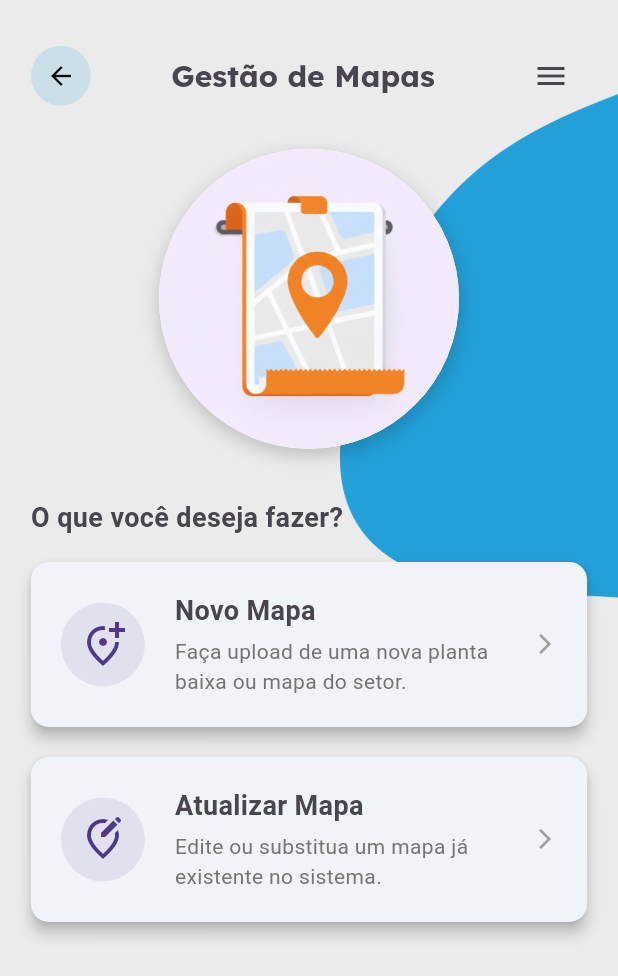
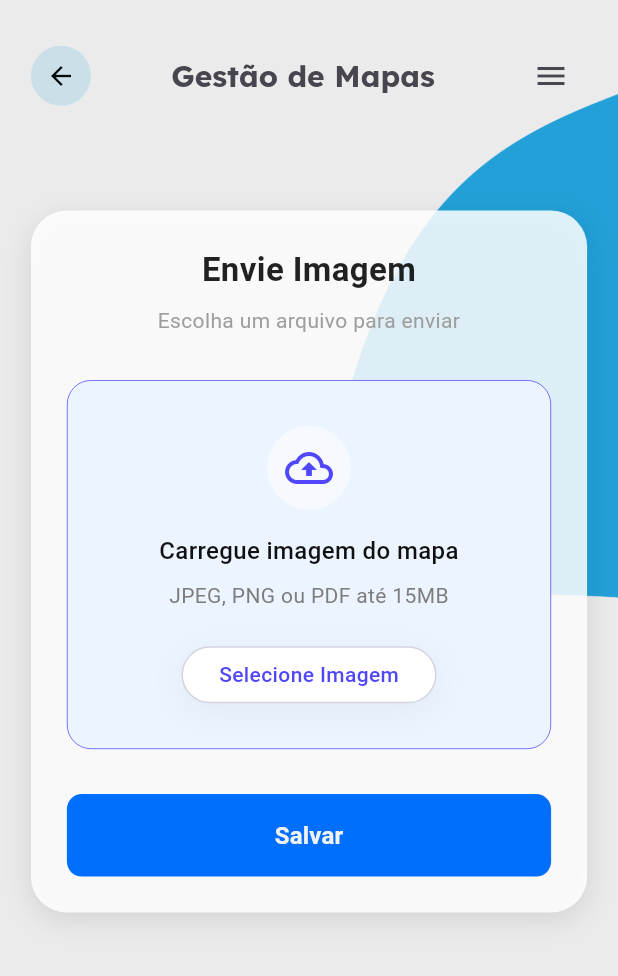
Before and after one commit to JonasNogueiraS/vektorIF, a Flutter app: the MapRegister screen opened by its route, after a tap on "Novo Mapa", on a phone screen of 412 x 824 dp. Shown: the top 976 px of the screen. Run offline on Flutter 3.47's test engine with Material 3 defaults, Android fonts, the phone set to English and light mode, and no system bars; our stand-ins replace google_fonts.

Commit message:
feat: adicionar tela de upload de mapa e integrar navegação

```diff
--- a/lib/main.dart
+++ b/lib/main.dart
@@ -2,6 +2,7 @@ import 'package:flutter/material.dart';
 import 'package:vektor_if/core/themes/app_theme.dart';
 import 'package:vektor_if/screens/collaborators/collaborators_register.dart';
 import 'package:vektor_if/screens/map/map_register.dart';
+import 'package:vektor_if/screens/map/upload_map.dart';
 import 'package:vektor_if/screens/menagement/management.dart';
 import 'package:vektor_if/screens/primary/enter_app.dart';
 import 'package:vektor_if/screens/home/home_map.dart';
@@ -31,6 +32,7 @@ class VektorApp extends StatelessWidget {
         '/sectors-register': (context) => const SectorRegisterScreen(),
         '/collaborators-register': (context) => const CollaboratorsRegister(),
         '/map-register': (context) => const MapRegister(),
+        '/upload-map': (context) => const UploadMapScreen(),
       },
     );
   }
--- a/lib/screens/map/map_register.dart
+++ b/lib/screens/map/map_register.dart
@@ -99,6 +99,7 @@ class MapRegister extends StatelessWidget {
                           "Faça upload de uma nova planta baixa ou mapa do setor.",
                       icon: Icons.add_location_alt_outlined,
                       onTap: () {
+                        Navigator.pushNamed(context, '/upload-map');
                       },
                     ),
 
--- /dev/null
+++ b/lib/screens/map/upload_map.dart
@@ -0,0 +1,118 @@
+import 'package:flutter/material.dart';
+import 'package:vektor_if/core/themes/app_theme.dart';
+import 'package:vektor_if/core/themes/size_extensions.dart';
+import 'package:vektor_if/core/widgets/background_image.dart';
+import 'package:vektor_if/core/widgets/buttom_generic.dart';
+import 'package:vektor_if/core/widgets/custom_back_button.dart';
+import 'package:vektor_if/screens/map/widget/upload_section.dart';
+
+class UploadMapScreen extends StatelessWidget {
+  const UploadMapScreen({super.key});
+
+  @override
+  Widget build(BuildContext context) {
+    return Scaffold(
+      backgroundColor: AppTheme.colorBackground,
+      body: Stack(
+        children: [
+          const BackgroundImage(),
+          SafeArea(
+            child: SingleChildScrollView(
+              child: Padding(
+                padding: EdgeInsets.symmetric(
+                  horizontal: context.percentWidth(0.05),
+                  vertical: context.percentHeight(0.02),
+                ),
+                child: Column(
+                  crossAxisAlignment: CrossAxisAlignment.stretch,
+                  children: [
+                    const SizedBox(height: 10),
+
+                    // HEADER
+                    Row(
+                      mainAxisAlignment: MainAxisAlignment.spaceBetween,
+                      children: [
+                        const CustomBackButtom(),
+                        Text(
+                          "Gestão de Mapas",
+                          style: Theme.of(context).textTheme.headlineSmall?.copyWith(
+                                fontSize: 20,
+                                fontWeight: FontWeight.bold,
+                                color: const Color(0xff49454F),
+                              ),
+                        ),
+                        IconButton(
+                          onPressed: () {},
+                          icon: const Icon(Icons.menu, color: Color(0xff49454F)),
+                        ),
+                      ],
+                    ),
+
+                    SizedBox(height: context.percentHeight(0.08)),
+
+                    // CARD PRINCIPAL
+                    Container(
+                      padding: const EdgeInsets.all(24.0),
+                      decoration: BoxDecoration(
+                        color: Colors.white.withValues(alpha: 0.85),
+                        borderRadius: BorderRadius.circular(24),
+                        boxShadow: [
+                          BoxShadow(
+                            color: Colors.black.withValues(alpha: 0.1),
+                            blurRadius: 15,
+                            offset: const Offset(0, 5),
+                          ),
+                        ],
+                      ),
+                      child: Column(
+                        mainAxisSize: MainAxisSize.min,
+                        crossAxisAlignment: CrossAxisAlignment.stretch,
+                        children: [
+                          const Text(
+                            "Envie Imagem",
+                            textAlign: TextAlign.center,
+                            style: TextStyle(
+                              fontSize: 22,
+                              fontWeight: FontWeight.bold,
+                              color: Colors.black87,
+                            ),
+                          ),
+                          const SizedBox(height: 8),
+                          const Text(
+                            "Escolha um arquivo para enviar",
+                            textAlign: TextAlign.center,
+                            style: TextStyle(fontSize: 14, color: Colors.grey),
+                          ),
+
+                          const SizedBox(height: 30),
+
+                          // UTILIZAÇÃO DO COMPONENTE SEPARADO
+                          UploadSection(
+                            onTap: () {
+                              print("Lógica para abrir galeria");
+                            },
+                          ),
+
+                          const SizedBox(height: 30),
+
+                          // BOTÃO GENÉRICO
+                          ButtomGeneric(
+                            label: "Salvar",
+                            onPressed: () {
+                              // Lógica de salvar
+                            },
+                          ),
+                        ],
+                      ),
+                    ),
+                    const SizedBox(height: 20),
+                  ],
+                ),
+              ),
+            ),
+          ),
+        ],
+      ),
+    );
+  }
+}
--- /dev/null
+++ b/lib/screens/map/widget/upload_section.dart
@@ -0,0 +1,80 @@
+import 'package:flutter/material.dart';
+
+class UploadSection extends StatelessWidget {
+  final VoidCallback onTap;
+
+  const UploadSection({super.key, required this.onTap});
+
+  @override
+  Widget build(BuildContext context) {
+
+    return GestureDetector(
+      onTap: onTap,
+      child: Container(
+        padding: const EdgeInsets.symmetric(vertical: 30, horizontal: 16),
+        decoration: BoxDecoration(
+          color: Color(0xFFECF5FF),
+          borderRadius: BorderRadius.circular(16),
+          border: Border.all(color: Color(0xFF5046FA), width: 0.5),
+        ),
+        child: Column(
+          mainAxisAlignment: MainAxisAlignment.center,
+          children: [
+            Container(
+              padding: const EdgeInsets.all(12),
+              decoration: BoxDecoration(
+                color: Colors.white.withValues(alpha: 0.5),
+                shape: BoxShape.circle,
+              ),
+              child: const Icon(
+                Icons.cloud_upload_outlined,
+                size: 32,
+                color: Color(0xFF5046FA),
+              ),
+            ),
+            const SizedBox(height: 16),
+            const Text(
+              'Carregue imagem do mapa',
+              textAlign: TextAlign.center,
+              style: TextStyle(
+                color: Color(0xFF101011),
+                fontSize: 16,
+                fontWeight: FontWeight.w500,
+              ),
+            ),
+            const SizedBox(height: 8),
+            const Text(
+              'JPEG, PNG ou PDF até 15MB',
+              textAlign: TextAlign.center,
+              style: TextStyle(color: Color(0xFF7D7D7D), fontSize: 14),
+            ),
+            const SizedBox(height: 24),
+            Container(
+              padding: const EdgeInsets.symmetric(horizontal: 24, vertical: 8),
+              decoration: BoxDecoration(
+                color: Colors.white,
+                borderRadius: BorderRadius.circular(28),
+                border: Border.all(color: const Color(0xFFD5D3E0)),
+                boxShadow: [
+                  BoxShadow(
+                    color: Colors.black.withValues(alpha: 0.05),
+                    blurRadius: 20,
+                    offset: const Offset(0, 5),
+                  )
+                ],
+              ),
+              child: const Text(
+                'Selecione Imagem',
+                style: TextStyle(
+                  color: Color(0xFF5046FA),
+                  fontSize: 14,
+                  fontWeight: FontWeight.w500,
+                ),
+              ),
+            ),
+          ],
+        ),
+      ),
+    );
+  }
+}
```
